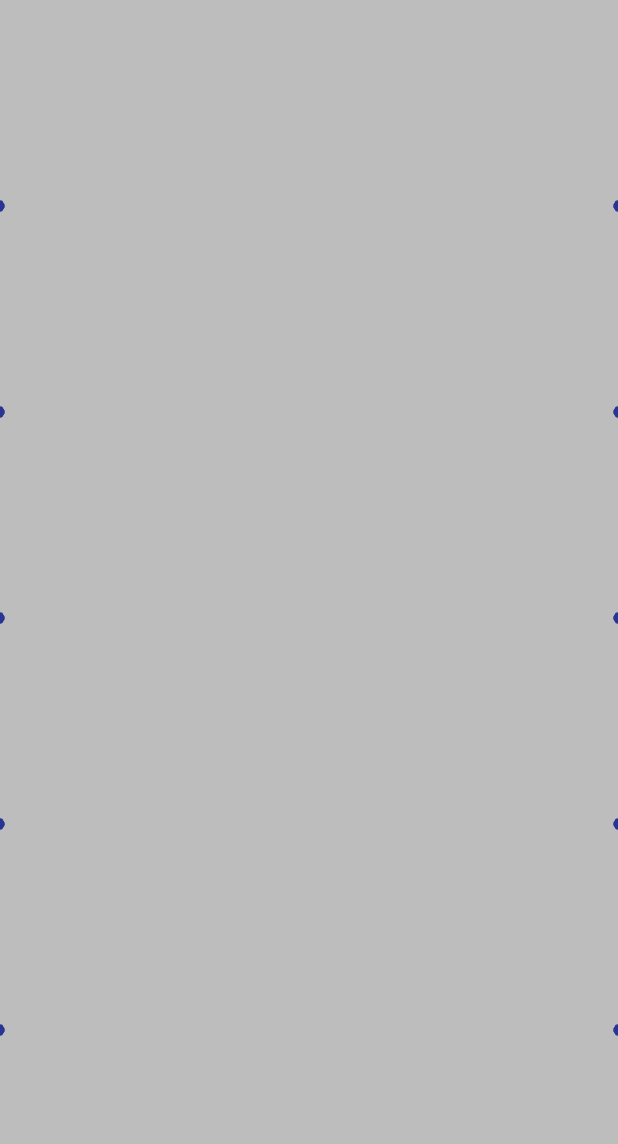
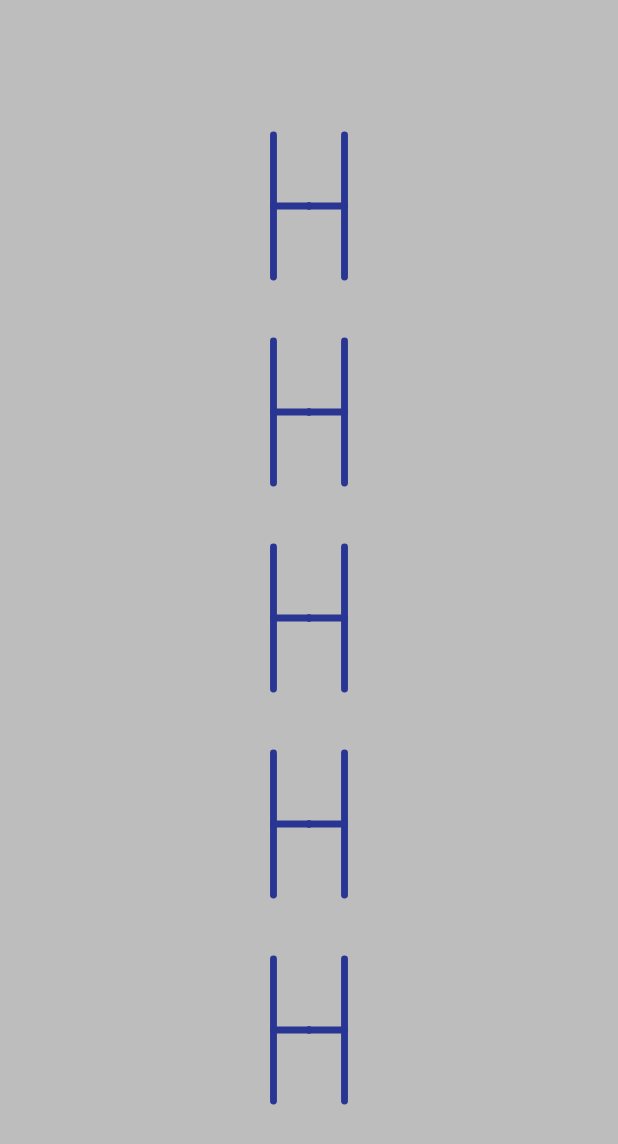
Before and after one commit to Anwesh43/LinkedHToBiFourView, an Android app: the screen it shows after launch (MainActivity), on a phone screen of 412 x 824 dp. Before the commit the part shown is almost empty. Shown: the top 1144 px of the screen. Run offline under Robolectric (Android 15) with nearby library versions, the phone set to English and light mode, and no system bars.

Commit message:
adding fixes

```diff
--- a/htobifourview/src/main/java/com/anwesh/uiprojects/htobifourview/HToBiFourView.kt
+++ b/htobifourview/src/main/java/com/anwesh/uiprojects/htobifourview/HToBiFourView.kt
@@ -17,9 +17,10 @@ val lines : Int = 2
 val scGap : Float = 0.05f
 val scDiv : Double = 0.51
 val strokeFactor : Int = 90
-val sizeFactor : Int = 90
+val sizeFactor : Float = 2.9f
 val foreColor : Int = Color.parseColor("#283593")
 val backColor : Int = Color.parseColor("#BDBDBD")
+val delay : Long = 20
 
 fun Int.inverse() : Float = 1f / this
 fun Float.maxScale(i : Int, n : Int) : Float = Math.max(0f, this - i * n.inverse())
@@ -43,14 +44,14 @@ fun Canvas.drawHTBFNode(i : Int, scale : Float, paint : Paint) {
     translate(w /2 , gap * (i + 1))
     for (j in 0..(lines - 1)) {
         val scj : Float = sc2.divideScale(j, lines)
-        val x : Float = (size / 2).updateDFromS(w / 2 - size / 2, scj)
+        val x : Float = (size / 2).updateDFromS(w / 2 - size, scj)
         save()
         scale(1f - 2 * j, 1f)
-        translate(size / 2 + (w / 2 - size / 2), 0f)
-        rotate(90f * scj)
+        translate(x, 0f)
+        rotate(180f * scj)
         drawLine(0f, -size, 0f, size, paint)
         drawLine(0f, 0f, -size / 2, 0f, paint)
-        drawLine(-size / 2, 0f, -size / 2, (size / 2) * sc1, paint)
+        drawLine(-size / 2, 0f, -size / 2, (size) * sc1, paint)
         restore()
     }
     restore()
@@ -100,7 +101,7 @@ class HToBiFourView(ctx : Context) : View(ctx) {
             if (animated) {
                 cb()
                 try {
-                    Thread.sleep(50)
+                    Thread.sleep(delay)
                     view.invalidate()
                 } catch(ex : Exception) {
 
```
